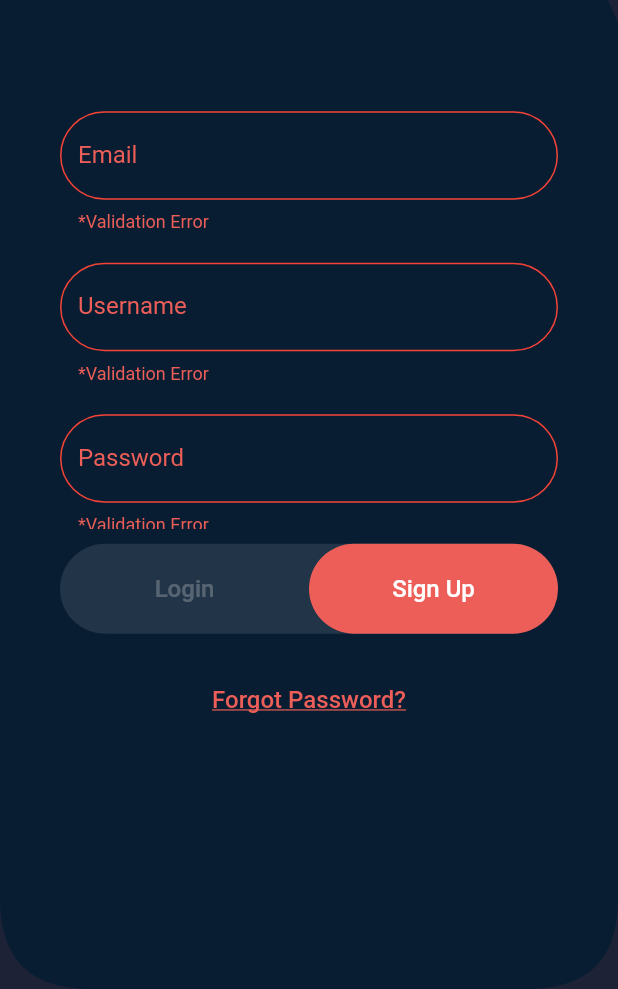
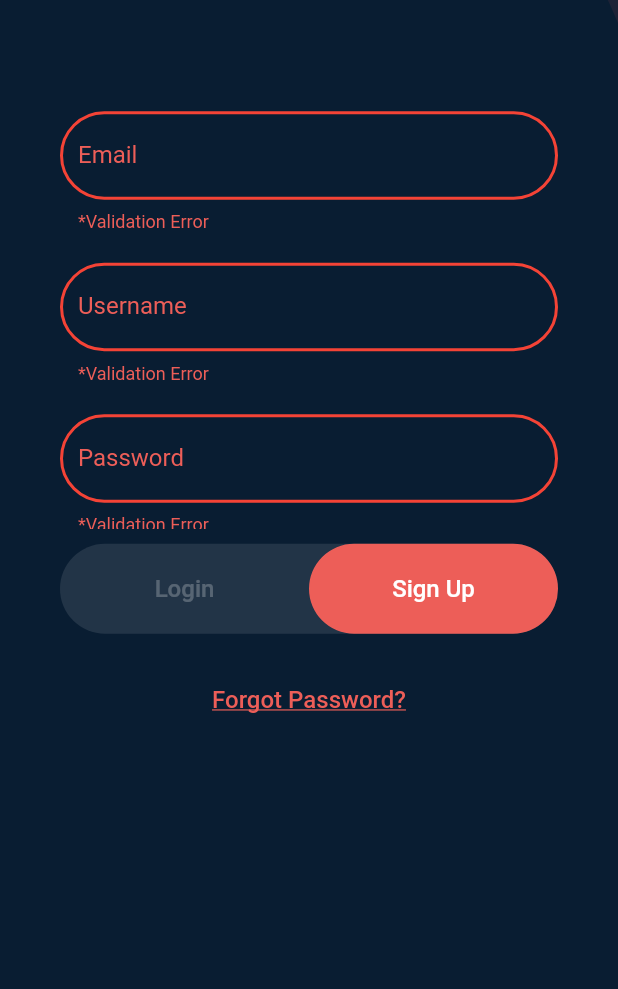
Before and after one commit to NarekManukyan/flutter_task, a Flutter app: the screen it shows after launch, after a tap on "Sign Up", on a phone screen of 412 x 824 dp, the part 247-1236 px from its top. Run offline on Flutter 3.47's test engine with Material 2 defaults, Android fonts, the phone set to English and light mode, and no system bars; our stand-ins replace flutter_mobx, mobx; generated files the repository leaves out were written again.

Commit message:
version 1.0.2

```diff
--- a/lib/ui/custom_input_border.dart
+++ b/lib/ui/custom_input_border.dart
@@ -10,21 +10,20 @@ class CustomInputBorder {
       labelText: title,
       enabledBorder: const OutlineInputBorder(
         borderRadius: const BorderRadius.all(Radius.circular(30.0)),
-        borderSide: const BorderSide(color: Color(0xFFED5E58), width: 0.0),
+        borderSide: const BorderSide(color: Color(0xFFED5E58),width: 2),
       ),
       focusedBorder: OutlineInputBorder(
         borderRadius: const BorderRadius.all(Radius.circular(30.0)),
-        borderSide: const BorderSide(color: Color(0xFFED5E58)),
+        borderSide: const BorderSide(color: Color(0xFFED5E58),width: 2),
       ),
       errorBorder: OutlineInputBorder(
         borderRadius: const BorderRadius.all(Radius.circular(30.0)),
-        borderSide: const BorderSide(color: Colors.red),
+        borderSide: const BorderSide(color: Colors.red,width: 2),
       ),
       border: OutlineInputBorder(
         borderRadius: const BorderRadius.all(Radius.circular(30.0)),
-        borderSide: const BorderSide(color: Color(0xFFED5E58)),
+        borderSide: const BorderSide(color: Color(0xFFED5E58),width: 2),
       ),
-      fillColor: Color(0xFFED5E58),
       errorStyle: TextStyle(color: Color(0xFFED5E58)),
     );
   }
--- a/lib/utils/curve.dart
+++ b/lib/utils/curve.dart
@@ -13,11 +13,11 @@ class CurvePainter extends CustomPainter {
     var path = Path();
 
     path.moveTo(0, size.height * 0.2);
-    path.lineTo(0, size.height - roundnessFactor);
+    path.lineTo(0, size.height);
     path.quadraticBezierTo(0, size.height, roundnessFactor, size.height);
     path.lineTo(size.width - roundnessFactor, size.height);
     path.quadraticBezierTo(
-        size.width, size.height, size.width, size.height - roundnessFactor);
+        size.width, size.height, size.width, size.height);
     path.lineTo(size.width, roundnessFactor * 3);
     path.quadraticBezierTo(size.width - 50, roundnessFactor,
         size.width - roundnessFactor * 2, roundnessFactor * 1.5);
```
Also changed, not shown: 1 other file.
